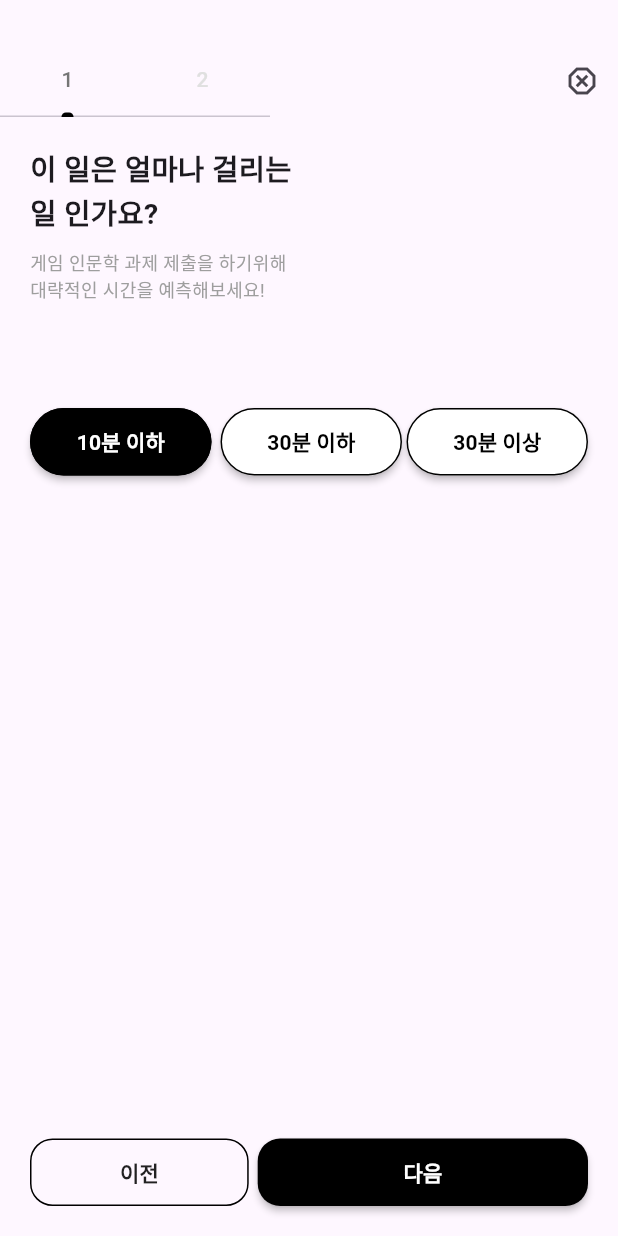
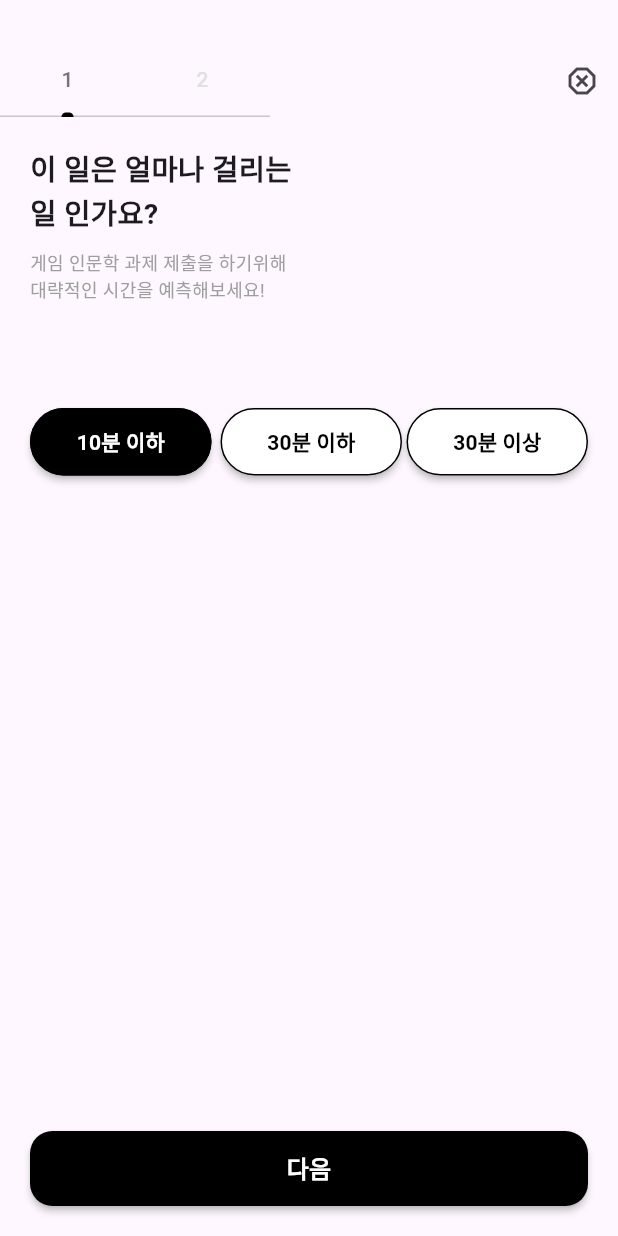
Before and after one commit to seongukHEO/StarryWavePractice, a Flutter app: the screen it shows after launch, after a tap on the "play circle" icon, on a phone screen of 412 x 824 dp. Run offline on Flutter 3.47's test engine with Material 3 defaults, Android fonts, the phone set to English and light mode, and no system bars; our stand-ins replace firebase_core, table_calendar; missing offline and left inert: dart:ffi; accounts and stored records are empty.

Commit message:
fix : first_start_job_widget.dart 버튼 수정

```diff
--- a/lib/widget/startJob/first_start_job_widget.dart
+++ b/lib/widget/startJob/first_start_job_widget.dart
@@ -106,48 +106,27 @@ class _FirstStartJobWidgetState extends State<FirstStartJobWidget> {
               ],
             ),
             Expanded(
-                child: Row(
-                  crossAxisAlignment: CrossAxisAlignment.end,
+                child: Column(
+                  mainAxisAlignment: MainAxisAlignment.end,
                   children: [
-                    Expanded(
-                      flex: 2,
-                      child: Container(
-                        height: 45,
+                    Container(
                         width: double.infinity,
-                        margin: EdgeInsets.fromLTRB(0, 0, 3, 0),
+                        height: 50,
                         child: MaterialButton(
+                          onPressed: (){
+                            widget.tabController.animateTo(1);
+                          },
+                          child: Text("다음", style: TextStyle(color: Colors.white, fontSize: 16, fontWeight: FontWeight.bold),),
+                          color: Colors.black,
                           shape: OutlineInputBorder(
-                              borderRadius: BorderRadius.circular(15)
-                          ),
-                          onPressed: (){
-                            Navigator.pop(context);
-                          },
-                          child: Text("이전", style: TextStyle(fontWeight: FontWeight.bold),),
-                        ),
-                      ),
-                    ),
-                    Expanded(
-                        flex: 3,
-                        child: Container(
-                          height: 45,
-                          width: double.infinity,
-                          margin: EdgeInsets.fromLTRB(3, 0, 0, 0),
-                          child: MaterialButton(
-                            color: Colors.black,
-                            shape: OutlineInputBorder(
-                                borderRadius: BorderRadius.circular(15),
-                                borderSide: BorderSide.none
-                            ),
-                            onPressed: (){
-                              widget.tabController.animateTo(1);
-                            },
-                            child: Text("다음", style: TextStyle(color: Colors.white, fontWeight: FontWeight.bold),),
+                              borderRadius: BorderRadius.circular(15),
+                              borderSide: BorderSide.none
                           ),
                         )
                     )
                   ],
                 )
-            ),
+            )
           ],
         ),
       ),
```
